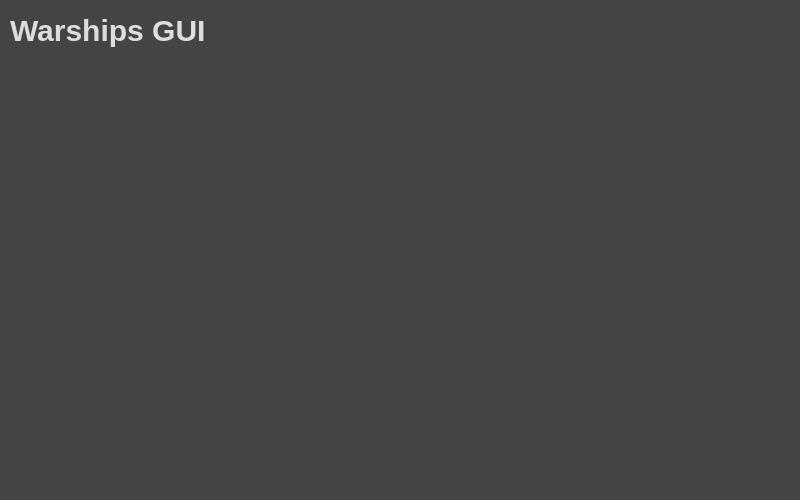
Qt form application.ui (LukaszMichalsky/PS-Warships-GUI) before a commit.
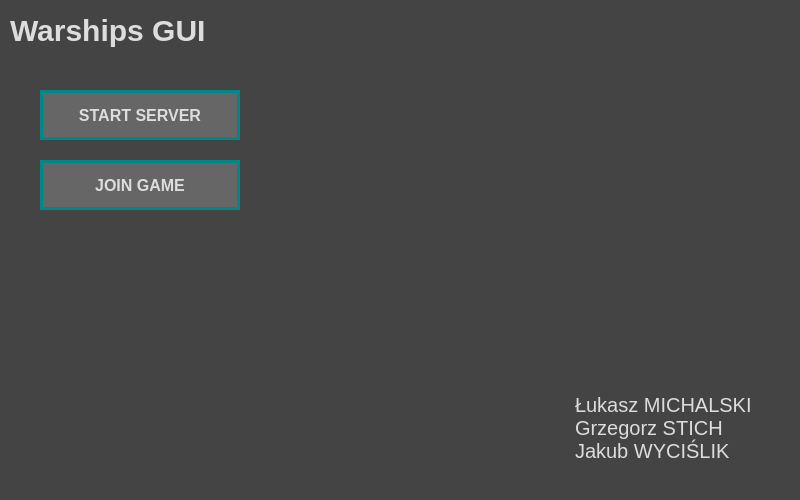
The same form after that commit.

Commit message: Added UI controls in main menu page

Diff of the .ui file:
```diff
--- a/application.ui
+++ b/application.ui
@@ -33,6 +33,7 @@
 	color: #DDDDDD;
 
 	font-family: &quot;Consolas&quot;;
+	font-size: 16px;
 }
 
 /* Type selectors */
@@ -43,6 +44,27 @@
 	qproperty-alignment: &quot;AlignCenter | AlignVCenter&quot;;
 }
 
+QPushButton {
+	background-color: #666666;
+
+	border-color: #008888;
+	border-style: solid;
+	border-width: 3px;
+
+	font-weight: bold;
+}
+
+QPushButton:hover {
+	border-color: #00FFFF;
+}
+
+QPushButton:pressed {
+	background-color: #AAAAAA;
+	border-color: #FF9900;
+
+	color: #444444;
+}
+
 /* Attribute selectors */
 
 QLabel[BORDER_BOTTOM=&quot;true&quot;] {
@@ -51,11 +73,24 @@
 	border-bottom-width: 3px;
 }
 
+QLabel[BORDER_RIGHT=&quot;true&quot;] {
+	border-right-color: #FF9900;
+	border-right-style: solid;
+	border-right-width: 3px;
+}
+
 /* ID selectors */
 
 #labelMainTitle {
 	font-size: 30px;
 	font-weight: bold;
+}
+
+#labelMainAuthors {
+	padding-bottom: 5px;
+	padding-right: 5px;
+
+	qproperty-alignment: &quot;AlignRight | AlignBottom&quot;;
 }</string>
   </property>
   <widget class="QWidget" name="centralWidget">
@@ -88,6 +123,53 @@
        <bool>true</bool>
       </property>
      </widget>
+     <widget class="QLabel" name="labelMainAuthors">
+      <property name="geometry">
+       <rect>
+        <x>570</x>
+        <y>380</y>
+        <width>210</width>
+        <height>100</height>
+       </rect>
+      </property>
+      <property name="text">
+       <string>Łukasz MICHALSKI
+Grzegorz STICH
+Jakub WYCIŚLIK</string>
+      </property>
+      <property name="BORDER_BOTTOM" stdset="0">
+       <bool>true</bool>
+      </property>
+      <property name="BORDER_RIGHT" stdset="0">
+       <bool>true</bool>
+      </property>
+     </widget>
+     <widget class="QPushButton" name="btnMainStartServer">
+      <property name="geometry">
+       <rect>
+        <x>40</x>
+        <y>90</y>
+        <width>200</width>
+        <height>50</height>
+       </rect>
+      </property>
+      <property name="text">
+       <string>START SERVER</string>
+      </property>
+     </widget>
+     <widget class="QPushButton" name="btnMainJoinGame">
+      <property name="geometry">
+       <rect>
+        <x>40</x>
+        <y>160</y>
+        <width>200</width>
+        <height>50</height>
+       </rect>
+      </property>
+      <property name="text">
+       <string>JOIN GAME</string>
+      </property>
+     </widget>
     </widget>
    </widget>
   </widget>
```
